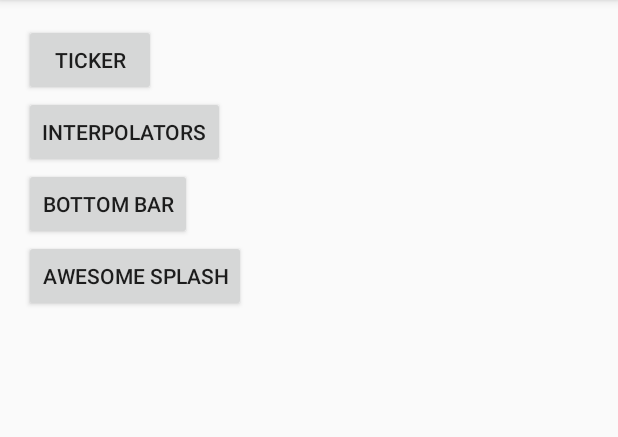
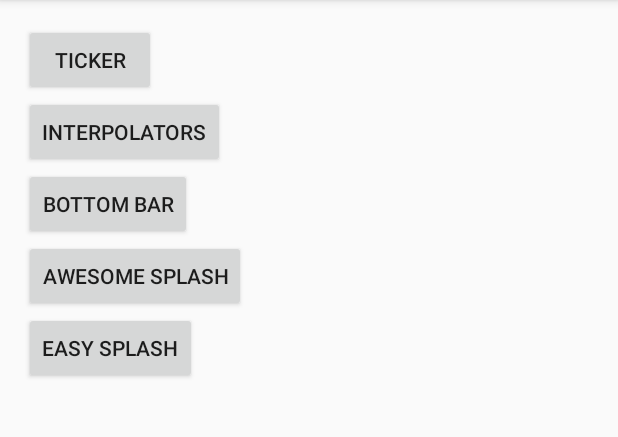
Before and after one commit to Kirchhoff-/Animation, an Android app: the screen it shows after launch (MainActivity), on a phone screen of 412 x 824 dp, the part 84-521 px from its top. Run offline under Robolectric (Android 15) with nearby library versions, the phone set to English and light mode, and no system bars.

```diff
--- a/app/build.gradle
+++ b/app/build.gradle
@@ -32,8 +32,12 @@ dependencies {
 
     compile 'com.roughike:bottom-bar:2.+'
 
+    //Awesome splash
     compile 'com.github.ViksaaSkool:AwesomeSplash:v1.0.0'
     compile 'com.nineoldandroids:library:2.4.0'
     compile 'com.daimajia.easing:library:1.0.1@aar'
     compile 'com.daimajia.androidanimations:library:1.1.3@aar'
+
+    //Easy splash
+    compile 'gr.pantrif:easy-android-splash-screen:0.0.1'
 }
--- a/app/src/main/AndroidManifest.xml
+++ b/app/src/main/AndroidManifest.xml
@@ -32,6 +32,11 @@
         <activity android:name=".awesomesplash.AwesomeSplashActivity">
 
         </activity>
+
+        <activity android:name=".easysplash.EasySplashActivity">
+
+        </activity>
+
     </application>
 
 </manifest>
--- a/app/src/main/java/com/kirchhoff/animation/MainActivity.java
+++ b/app/src/main/java/com/kirchhoff/animation/MainActivity.java
@@ -8,6 +8,7 @@ import android.widget.Button;
 
 import com.kirchhoff.animation.awesomesplash.AwesomeSplashActivity;
 import com.kirchhoff.animation.bottombar.BottomBarActivity;
+import com.kirchhoff.animation.easysplash.EasySplashActivity;
 import com.kirchhoff.animation.interpolators.InterpolatorActivity;
 import com.kirchhoff.animation.ticker.TickerActivity;
 
@@ -27,12 +28,14 @@ public class MainActivity extends AppCompatActivity implements View.OnClickListe
         Button interpolators = (Button) findViewById(R.id.interpolators);
         Button bottomBar = (Button) findViewById(R.id.bottomBar);
         Button awesomeSplash = (Button) findViewById(R.id.awesomeSplash);
+        Button easySplash = (Button) findViewById(R.id.easySplash);
 
 
         ticker.setOnClickListener(this);
         interpolators.setOnClickListener(this);
         bottomBar.setOnClickListener(this);
         awesomeSplash.setOnClickListener(this);
+        easySplash.setOnClickListener(this);
     }
 
     @Override
@@ -86,6 +89,16 @@ public class MainActivity extends AppCompatActivity implements View.OnClickListe
                 startActivity(intent);
                 break;
 
+            /**
+             *  Library for crating splash screen
+             *
+             *  https://github.com/pantrif/EasySplashScreen
+             */
+            case R.id.easySplash:
+                intent = new Intent(this, EasySplashActivity.class);
+                startActivity(intent);
+                break;
+
         }
     }
 }
--- a/app/src/main/res/layout/activity_main.xml
+++ b/app/src/main/res/layout/activity_main.xml
@@ -40,5 +40,12 @@
         />
 
 
+    <Button
+        android:id="@+id/easySplash"
+        android:layout_width="wrap_content"
+        android:layout_height="wrap_content"
+        android:text="@string/easy_splash"/>
+
+
 
 </LinearLayout>
--- a/app/src/main/res/values/strings.xml
+++ b/app/src/main/res/values/strings.xml
@@ -4,6 +4,7 @@
     <string name = "interpolators">Interpolators</string>
     <string name = "bottom_bar">Bottom bar</string>
     <string name = "awesome_splash">Awesome Splash</string>
+    <string name = "easy_splash">Easy Splash</string>
 
 
 
```
Also changed, not shown: app/src/main/java/com/kirchhoff/animation/easysplash/EasySplashActivity.java (added, +35 -0 lines).
